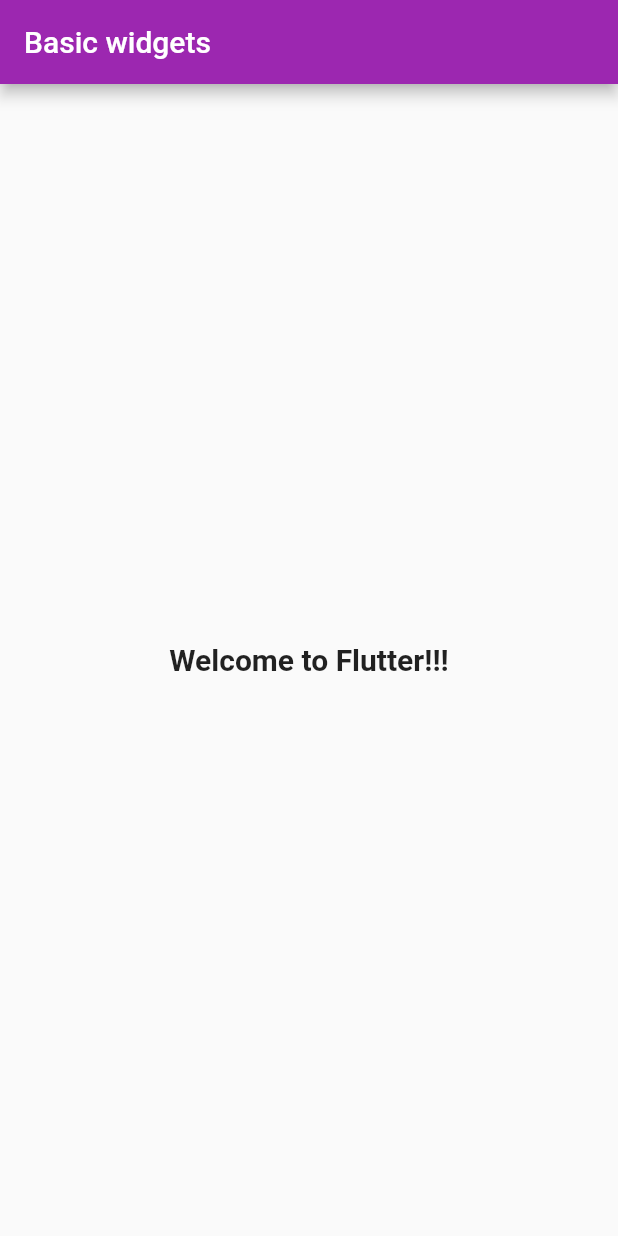
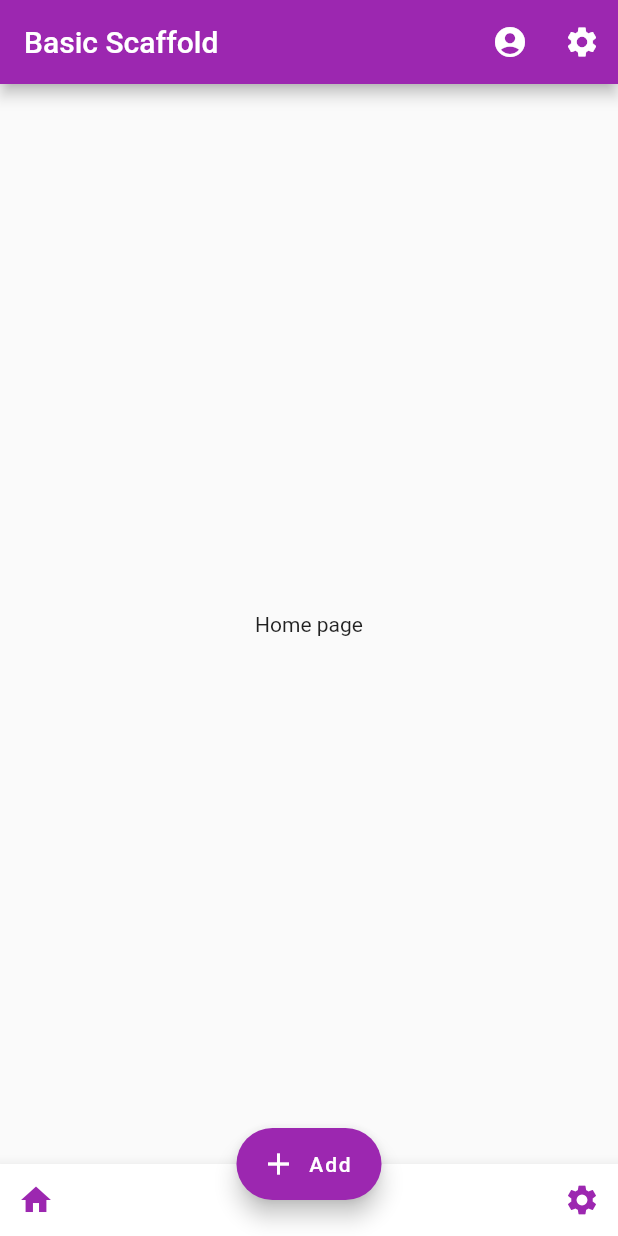
Before and after one commit to siteslave/flutter_basic_03, a Flutter app: the screen it shows after launch, on a phone screen of 412 x 824 dp. Run offline on Flutter 3.47's test engine with Material 2 defaults, Android fonts, the phone set to English and light mode, and no system bars.

Commit message:
add floating/bottombar

```diff
--- a/lib/main.dart
+++ b/lib/main.dart
@@ -8,24 +8,132 @@ class BasicWidgets extends StatefulWidget {
 }
 
 class _BasicWidgetsState extends State<BasicWidgets> {
+  // Step 2
+  int pageIndex = 0; // first page
+  List<Widget> pages = [HomePage(), AccountPage(), SettingPage()];
+
   @override
   Widget build(BuildContext context) {
     TextStyle myStyle = TextStyle(fontSize: 20.0, fontWeight: FontWeight.bold);
+
+    // Step 0
+    AppBar appBar = AppBar(
+      title: Text('Basic Scaffold'),
+      actions: <Widget>[
+        IconButton(
+            icon: Icon(Icons.account_circle),
+            onPressed: () {
+              print('Account Clicked!');
+            }),
+        IconButton(
+            icon: Icon(Icons.settings),
+            onPressed: () {
+              print('Setting Clicekd!');
+            }),
+      ],
+    );
+
+    // Step 1
+    FloatingActionButton floatingActionButton = FloatingActionButton(
+      child: Icon(Icons.add),
+      onPressed: () {},
+      backgroundColor: Colors.red,
+    );
+
+    // Step 2
+
+    BottomNavigationBar bottomNavigationBar = BottomNavigationBar(
+        currentIndex: pageIndex,
+        onTap: (int index) {
+          setState(() {
+            pageIndex = index;
+          });
+        },
+        items: [
+          BottomNavigationBarItem(
+            icon: Icon(Icons.home),
+            title: Text('Home'),
+          ),
+          BottomNavigationBarItem(
+              icon: Icon(Icons.account_circle), title: Text('Account')),
+          BottomNavigationBarItem(
+              icon: Icon(Icons.settings), title: Text('Settings')),
+        ]);
+
+    // Step 3
+
+    BottomAppBar bottomAppBar = BottomAppBar(
+        hasNotch: false,
+        child: Row(
+          mainAxisAlignment: MainAxisAlignment.spaceBetween,
+          children: <Widget>[
+            IconButton(
+                icon: Icon(
+                  Icons.home,
+                  color: Colors.purple,
+                ),
+                onPressed: () {
+                  setState(() {
+                    pageIndex = 0;
+                  });
+                }),
+            IconButton(
+                icon: Icon(
+                  Icons.settings,
+                  color: Colors.purple,
+                ),
+                onPressed: () {
+                  setState(() {
+                    pageIndex = 2;
+                  });
+                }),
+          ],
+        ));
 
     return MaterialApp(
       title: 'Basic widgets',
       theme: ThemeData(primaryColor: Colors.purple),
       home: Scaffold(
-        appBar: AppBar(
-          title: Text('Basic widgets'),
+        appBar: appBar,
+        body: pages[pageIndex],
+//        floatingActionButton: floatingActionButton,
+        floatingActionButton: FloatingActionButton.extended(
+          icon: const Icon(Icons.add),
+          label: const Text('Add'),
+          backgroundColor: Colors.purple,
+          onPressed: () {},
         ),
-        body: Center(
-          child: Text(
-            'Welcome to Flutter!!!',
-            style: myStyle,
-          ),
-        ),
+        floatingActionButtonLocation: FloatingActionButtonLocation.centerDocked,
+//        bottomNavigationBar: bottomNavigationBar,
+        bottomNavigationBar: bottomAppBar,
       ),
     );
   }
 }
+
+class HomePage extends StatelessWidget {
+  @override
+  Widget build(BuildContext context) {
+    return Center(
+      child: Text('Home page'),
+    );
+  }
+}
+
+class AccountPage extends StatelessWidget {
+  @override
+  Widget build(BuildContext context) {
+    return Center(
+      child: Text('Account page'),
+    );
+  }
+}
+
+class SettingPage extends StatelessWidget {
+  @override
+  Widget build(BuildContext context) {
+    return Center(
+      child: Text('Setting page'),
+    );
+  }
+}
```
